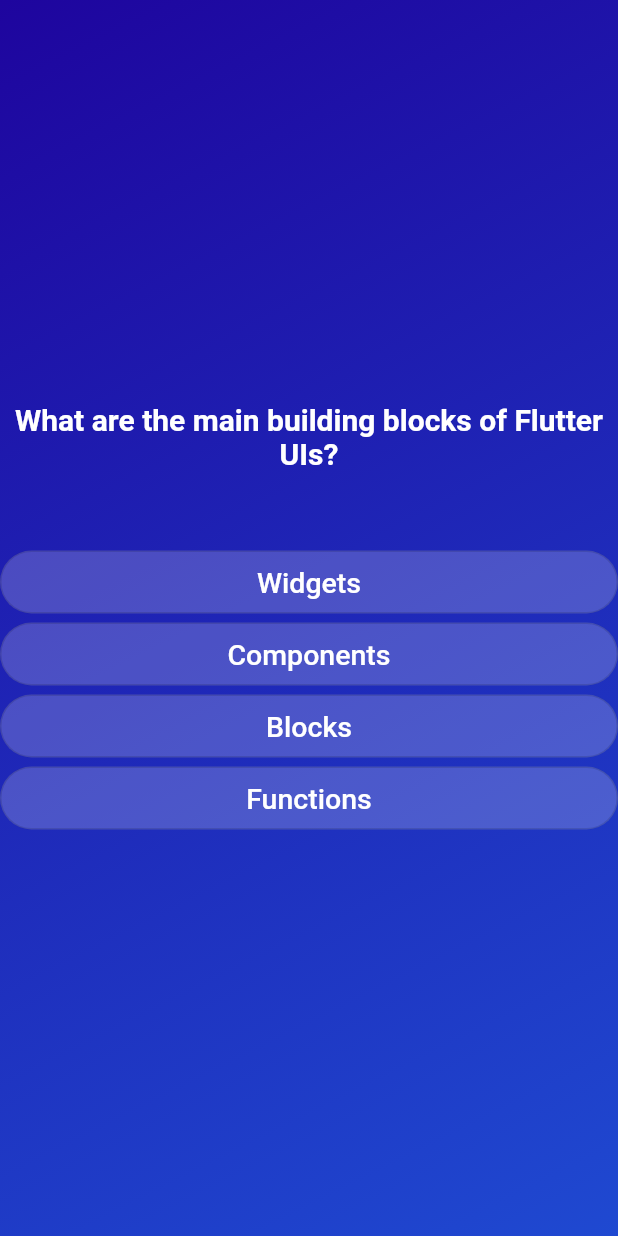
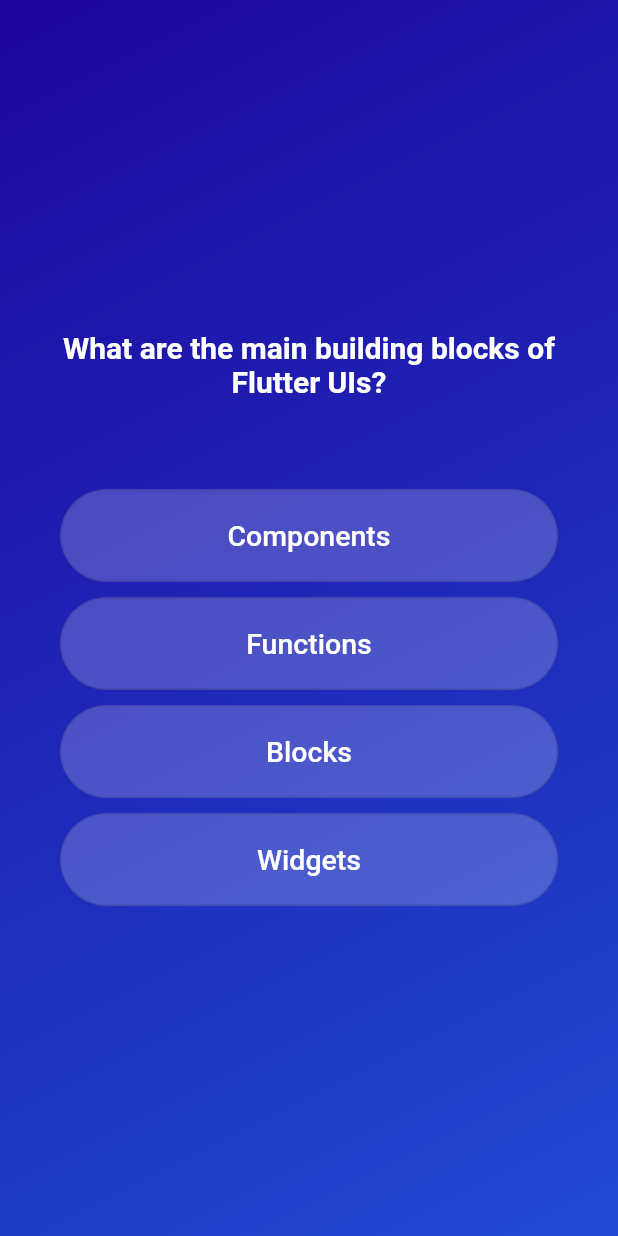
Before and after one commit to ntwari-egide/kahoot-mobile-flutter, a Flutter app: the screen it shows after launch, after a tap on "Start Quiz!", on a phone screen of 412 x 824 dp. Run offline on Flutter 3.47's test engine with Material 2 defaults, Android fonts, the phone set to English and light mode, and no system bars.

Commit message:
feat: implement questions screen

```diff
--- a/lib/answers.dart
+++ b/lib/answers.dart
@@ -15,7 +15,7 @@ class AnswersWidget extends StatelessWidget {
             style: OutlinedButton.styleFrom(
               backgroundColor: const Color.fromARGB(51, 255, 255, 255),
               padding:
-                  const EdgeInsets.only(left: 20, right: 20, top: 10, bottom: 10),
+                  const EdgeInsets.only(left: 20, right: 20, top: 20, bottom: 20),
               shape: RoundedRectangleBorder(borderRadius: BorderRadius.circular(40))
             ),
             onPressed: () {},
--- a/lib/model/quiz_question.dart
+++ b/lib/model/quiz_question.dart
@@ -6,4 +6,11 @@ class QuizQuestion {
   final String question;
 
   final List<String> answers;
+
+  List<String> getShuffledAnswers () {
+    final shuffledList = List.of(answers);
+    shuffledList.shuffle();
+
+    return shuffledList;
+  }
 }
--- a/lib/questions.dart
+++ b/lib/questions.dart
@@ -15,31 +15,37 @@ class QuestionsWidget extends StatefulWidget {
 }
 
 class _QuestionsWidgetState extends State<QuestionsWidget> {
-
   QuizQuestion question = questions[0];
 
   @override
   Widget build(context) {
     return SizedBox(
       width: double.infinity,
+      child: Container(
+        margin: const EdgeInsets.all(40),
         child: Column(
           mainAxisAlignment: MainAxisAlignment.center,
           crossAxisAlignment: CrossAxisAlignment.stretch,
-
           children: [
             Text(
               question.question,
               style: const TextStyle(
-                fontSize: 20, color: Colors.white, fontWeight: FontWeight.bold),
+                  fontSize: 20,
+                  color: Colors.white,
+                  fontWeight: FontWeight.bold),
               textAlign: TextAlign.center,
             ),
             const SizedBox(
               height: 50,
             ),
-          ...question.answers.map((answers) {
-            return AnswersWidget(answersText: answers, onTap: (){});
+            ...question.getShuffledAnswers().map((answers) {
+              return Container(
+                margin: const EdgeInsets.only(top: 10),
+                child: AnswersWidget(answersText: answers, onTap: () {}),
+              );
             }),
           ],
+        ),
       ),
     );
   }
```
Lines whose indentation alone changed are shown as unchanged.
